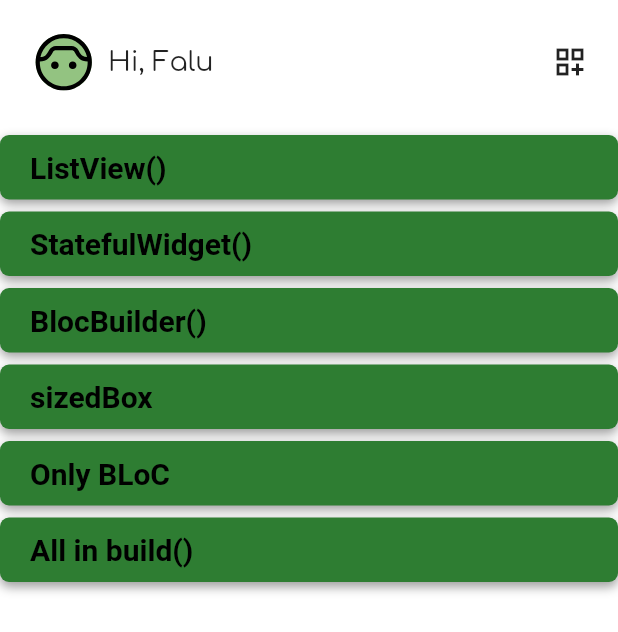
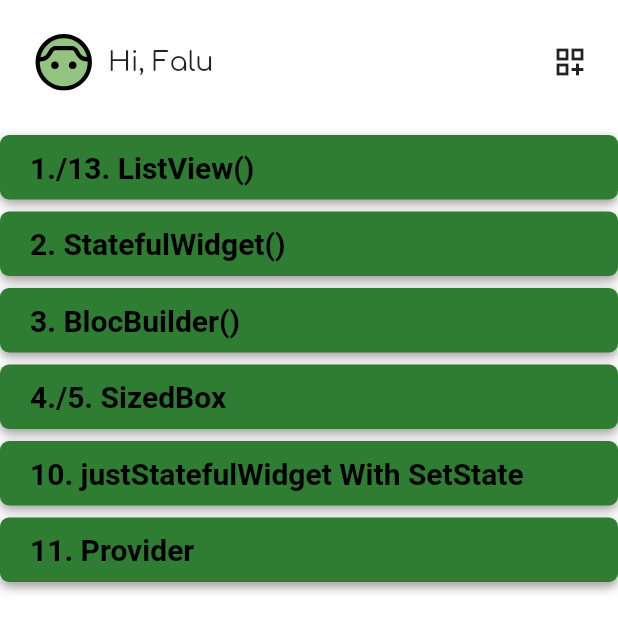
Before and after one commit to Falynsky/unclean_app, a Flutter app: the screen it shows after launch, on a phone screen of 412 x 824 dp. Shown: the top 632 px of the screen. Run offline on Flutter 3.47's test engine with Material 2 defaults, Android fonts, the phone set to English and light mode, and no system bars; our stand-ins replace bloc, chopper, equatable, flutter_bloc, flutter_svg, freezed_annotation and 1 more; generated files the repository leaves out were written again.

Commit message:
dopisanie ostatnich badań przed rozpocząciem pisania pracy mgr

```diff
--- a/lib/enums/navigation_screens_enum.dart
+++ b/lib/enums/navigation_screens_enum.dart
@@ -4,6 +4,6 @@ enum NavigationScreens {
   statefulWidget,
   blocBuilder,
   sizedBox,
-  onlyBloc,
-  allInBuild,
+  justStatefulWidget,
+  provider,
 }
--- a/lib/pages/home_page/home_page.dart
+++ b/lib/pages/home_page/home_page.dart
@@ -44,28 +44,28 @@ class _HomePageState extends State<HomePage> {
             child: ScreenButtonList(
               buttons: <Widget>[
                 ScreenButton(
-                  caption: 'ListView()',
+                  caption: '1./13. ListView()',
                   onTap: () => navigationCubit.navigate(NavigationScreens.listView),
                 ),
                 ScreenButton(
-                  caption: 'StatefulWidget()',
+                  caption: '2. StatefulWidget()',
                   onTap: () => navigationCubit.navigate(NavigationScreens.statefulWidget),
                 ),
                 ScreenButton(
-                  caption: 'BlocBuilder()',
+                  caption: '3. BlocBuilder()',
                   onTap: () => navigationCubit.navigate(NavigationScreens.blocBuilder),
                 ),
                 ScreenButton(
-                  caption: 'sizedBox',
+                  caption: '4./5. SizedBox',
                   onTap: () => navigationCubit.navigate(NavigationScreens.sizedBox),
                 ),
                 ScreenButton(
-                  caption: 'Only BLoC',
-                  onTap: () => navigationCubit.navigate(NavigationScreens.onlyBloc),
+                  caption: '10. justStatefulWidget With SetState',
+                  onTap: () => navigationCubit.navigate(NavigationScreens.justStatefulWidget),
                 ),
                 ScreenButton(
-                  caption: 'All in build()',
-                  onTap: () => navigationCubit.navigate(NavigationScreens.allInBuild),
+                  caption: '11. Provider',
+                  onTap: () => navigationCubit.navigate(NavigationScreens.provider),
                 ),
               ],
             ),
--- /dev/null
+++ b/lib/pages/provider_page/provider_consumer_page.dart
@@ -0,0 +1,19 @@
+import 'package:flutter/material.dart';
+import 'package:provider/provider.dart';
+import 'package:unclean_app/pages/provider_page/provider_content.dart';
+import 'package:unclean_app/pages/provider_page/test_provider.dart';
+
+class ProviderConsumerPage extends StatelessWidget {
+  final WillPopCallback onWillPop;
+
+  const ProviderConsumerPage({required this.onWillPop});
+
+  @override
+  Widget build(BuildContext context) {
+    return Consumer<TestProvider>(
+      builder: (BuildContext context, TestProvider provider, Widget? child) {
+        return ProviderContent(onWillPop, provider);
+      },
+    );
+  }
+}
--- /dev/null
+++ b/lib/pages/provider_page/provider_content.dart
@@ -0,0 +1,42 @@
+import 'package:flutter/material.dart';
+import 'package:unclean_app/pages/provider_page/test_provider.dart';
+import 'package:unclean_app/utils/stopwatch_utils.dart';
+
+class ProviderContent extends StatelessWidget {
+  final WillPopCallback onWillPop;
+  final TestProvider provider;
+
+  const ProviderContent(this.onWillPop, this.provider);
+
+  @override
+  Widget build(BuildContext context) {
+    return Scaffold(
+      appBar: AppBar(
+        title: const Text('provider_page'),
+      ),
+      body: WillPopScope(
+        onWillPop: onWillPop,
+        child: Container(
+          child: Center(
+            child: Column(
+              children: <Widget>[
+                const Text('Naciśnij przycisk aby wyświetlić obecną godzinę'),
+                ElevatedButton(
+                  onPressed: () {
+                    StopwatchUtils().start(key: 'provider_page');
+                    WidgetsBinding.instance.addPostFrameCallback((_) {
+                      StopwatchUtils().stop(key: 'provider_page');
+                    });
+                    provider.getCurrentDateTime();
+                  },
+                  child: const Text('Pokaż godzinę'),
+                ),
+                Text(provider.currentTime),
+              ],
+            ),
+          ),
+        ),
+      ),
+    );
+  }
+}
--- a/lib/pages/screen_resolver/screen_resolver.dart
+++ b/lib/pages/screen_resolver/screen_resolver.dart
@@ -5,7 +5,9 @@ import 'package:unclean_app/cubit/navigation_cubit/navigation_state.dart';
 import 'package:unclean_app/enums/navigation_screens_enum.dart';
 import 'package:unclean_app/pages/bloc_builder/bloc_builder_page.dart';
 import 'package:unclean_app/pages/home_page/home_page.dart';
+import 'package:unclean_app/pages/justStatefulWidgetPage/just_stateful_widget_page.dart';
 import 'package:unclean_app/pages/list_view_page/list_view_page.dart';
+import 'package:unclean_app/pages/provider_page/provider_page.dart';
 import 'package:unclean_app/pages/sized_box_page/sized_box_page.dart';
 import 'package:unclean_app/pages/stateful_widget_page/stateful_widget_page.dart';
 
@@ -47,6 +49,10 @@ class _ScreenResolverState extends State<ScreenResolver> {
             return const BlocBuilderPage();
           } else if (state.currentScreen == NavigationScreens.sizedBox) {
             return SizedBoxPage();
+          } else if (state.currentScreen == NavigationScreens.justStatefulWidget) {
+            return const JustStatefulWidgetPage();
+          } else if (state.currentScreen == NavigationScreens.provider) {
+            return const ProviderPage();
           } else {
             return InkWell(
               onTap: () => navigationCubit.navigate(NavigationScreens.home),
--- a/pubspec.yaml
+++ b/pubspec.yaml
@@ -14,7 +14,7 @@ dependencies:
     sdk: flutter
 
   flutter_localizations:
-   sdk: flutter
+    sdk: flutter
 
   bloc: 8.1.2
   flutter_bloc: 8.1.3
@@ -26,8 +26,8 @@ dependencies:
   shared_preferences: 2.2.0
   equatable: 2.0.5
   json_annotation: 4.8.1
-  cupertino_icons: ^1.0.2
   json_serializable: 6.7.1
+  provider: 6.0.5
 
 dev_dependencies:
   flutter_test:
```
Also changed, not shown: lib/main.dart (+14 -0 lines), lib/pages/justStatefulWidgetPage/just_stateful_widget_page.dart (added, +66 -0 lines), lib/pages/list_view_page/list_view_page.dart (+8 -18 lines), lib/pages/provider_page/provider_page.dart (added, +45 -0 lines), lib/pages/provider_page/test_provider.dart (added, +12 -0 lines), pubspec.lock.
